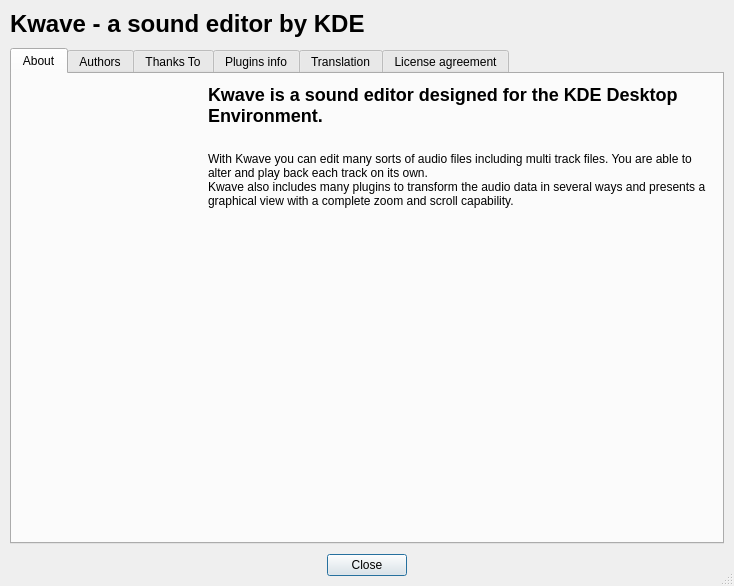
Above: plugins/about/AboutDialogBase.ui from KDE/kwave before the change. Below: the same form after it.
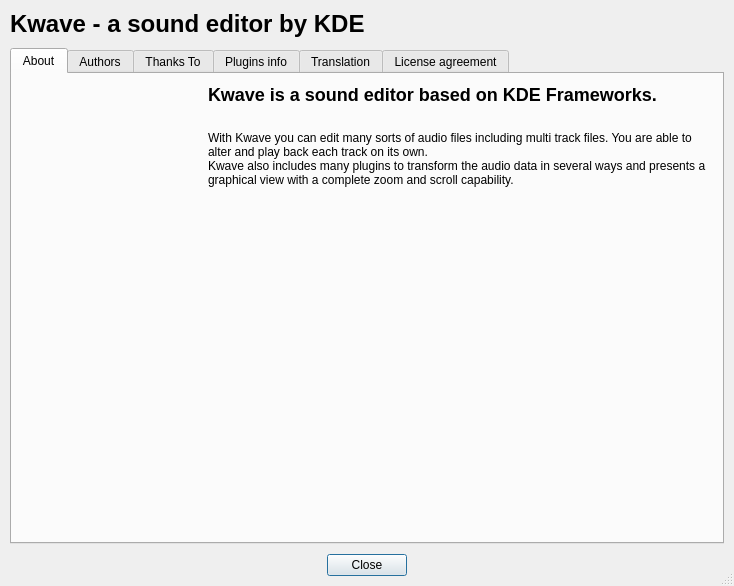
That is the form after the change. Custom widgets are drawn as their Qt base class.

Commit message:
Terminology fix: "based on KDE Frameworks"
"KDE Desktop Environment" has not been a thing for a while.

What changed in the file:
```diff
--- a/plugins/about/AboutDialogBase.ui
+++ b/plugins/about/AboutDialogBase.ui
@@ -162,7 +162,7 @@
           </size>
          </property>
          <property name="text">
-          <string>&lt;html&gt;&lt;head/&gt;&lt;body&gt;&lt;p&gt;&lt;span style=&quot; font-size:x-large; font-weight:600;&quot;&gt;Kwave is a sound editor designed for the KDE Desktop Environment. &lt;/span&gt;&lt;/p&gt;&lt;p&gt;&lt;br/&gt;With Kwave you can edit many sorts of audio files including multi track files. You are able to alter and play back each track on its own.&lt;br/&gt;Kwave also includes many plugins  to transform the audio data in several ways and presents a graphical view with a complete zoom and scroll capability.&lt;/p&gt;&lt;/body&gt;&lt;/html&gt;</string>
+          <string>&lt;html&gt;&lt;head/&gt;&lt;body&gt;&lt;p&gt;&lt;span style=&quot; font-size:x-large; font-weight:600;&quot;&gt;Kwave is a sound editor based on KDE Frameworks. &lt;/span&gt;&lt;/p&gt;&lt;p&gt;&lt;br/&gt;With Kwave you can edit many sorts of audio files including multi track files. You are able to alter and play back each track on its own.&lt;br/&gt;Kwave also includes many plugins  to transform the audio data in several ways and presents a graphical view with a complete zoom and scroll capability.&lt;/p&gt;&lt;/body&gt;&lt;/html&gt;</string>
          </property>
          <property name="textFormat">
           <enum>Qt::RichText</enum>
```
